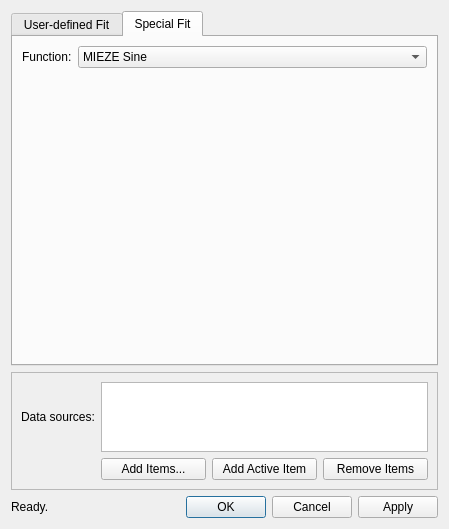
tweber-ill/frm_mirror-miezetools, file ui/fit.ui: the form before one commit.
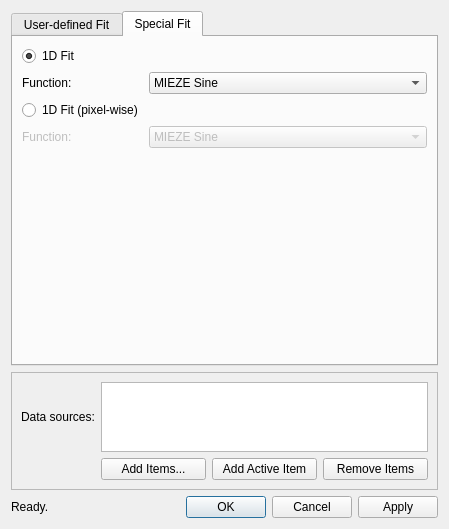
The form after the commit. The open tabs and pages were chosen to show the change.

Commit message: continued with fit dialog; added about dialog

Diff of the .ui file:
```diff
--- a/ui/fit.ui
+++ b/ui/fit.ui
@@ -130,14 +130,17 @@
        <string>Special Fit</string>
       </attribute>
       <layout class="QFormLayout" name="formLayout">
-       <item row="0" column="0">
-        <widget class="QLabel" name="label_4">
+       <property name="fieldGrowthPolicy">
+        <enum>QFormLayout::AllNonFixedFieldsGrow</enum>
+       </property>
+       <item row="1" column="0">
+        <widget class="QLabel" name="labelFkt">
          <property name="text">
           <string>Function:</string>
          </property>
         </widget>
        </item>
-       <item row="0" column="1">
+       <item row="1" column="1">
         <widget class="QComboBox" name="comboSpecialFkt">
          <item>
           <property name="text">
@@ -156,6 +159,50 @@
          </item>
         </widget>
        </item>
+       <item row="0" column="0">
+        <widget class="QRadioButton" name="radio1D">
+         <property name="text">
+          <string>1D Fit</string>
+         </property>
+         <property name="checked">
+          <bool>true</bool>
+         </property>
+        </widget>
+       </item>
+       <item row="2" column="0">
+        <widget class="QRadioButton" name="radio1DPixel">
+         <property name="text">
+          <string>1D Fit (pixel-wise)</string>
+         </property>
+        </widget>
+       </item>
+       <item row="3" column="0">
+        <widget class="QLabel" name="labelPixel">
+         <property name="enabled">
+          <bool>false</bool>
+         </property>
+         <property name="text">
+          <string>Function:</string>
+         </property>
+        </widget>
+       </item>
+       <item row="3" column="1">
+        <widget class="QComboBox" name="comboBoxSpecialFktPixel">
+         <property name="enabled">
+          <bool>false</bool>
+         </property>
+         <item>
+          <property name="text">
+           <string>MIEZE Sine</string>
+          </property>
+         </item>
+         <item>
+          <property name="text">
+           <string>MIEZE Sine (FFT)</string>
+          </property>
+         </item>
+        </widget>
+       </item>
       </layout>
      </widget>
     </widget>
```
Left out of the diff: 64 changed lines with no effect on the pictures. The commit also changes 6 other files.
